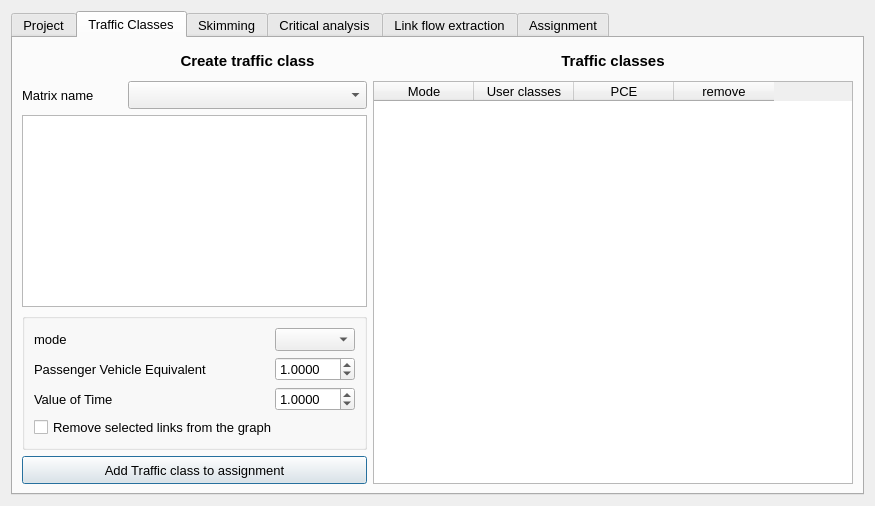
Qt form paths_procedures/forms/ui_traffic_assignment.ui (AequilibraE/qaequilibrae) before a commit.
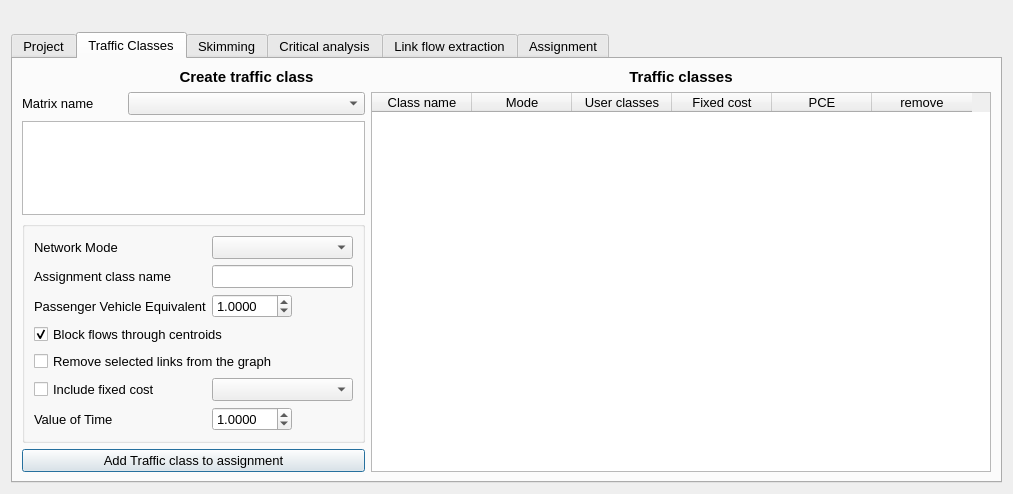
The same form after that commit. The open tabs and pages were chosen to show the change.

What changed in the file:
```diff
--- a/paths_procedures/forms/ui_traffic_assignment.ui
+++ b/paths_procedures/forms/ui_traffic_assignment.ui
@@ -9,7 +9,7 @@
    <rect>
     <x>0</x>
     <y>0</y>
-    <width>875</width>
+    <width>1013</width>
     <height>494</height>
    </rect>
   </property>
@@ -31,6 +31,18 @@
    <bool>true</bool>
   </property>
   <layout class="QVBoxLayout" name="verticalLayout">
+   <item>
+    <widget class="QLabel" name="label_13">
+     <property name="font">
+      <font>
+       <pointsize>10</pointsize>
+      </font>
+     </property>
+     <property name="text">
+      <string/>
+     </property>
+    </widget>
+   </item>
    <item>
     <widget class="QTabWidget" name="tabWidget">
      <property name="enabled">
@@ -163,7 +175,7 @@
          </property>
          <property name="minimumSize">
           <size>
-           <width>480</width>
+           <width>620</width>
            <height>0</height>
           </size>
          </property>
@@ -180,11 +192,16 @@
           <number>0</number>
          </property>
          <property name="columnCount">
-          <number>4</number>
+          <number>6</number>
          </property>
          <attribute name="verticalHeaderDefaultSectionSize">
           <number>27</number>
          </attribute>
+         <column>
+          <property name="text">
+           <string>Class name</string>
+          </property>
+         </column>
          <column>
           <property name="text">
            <string>Mode</string>
@@ -195,6 +212,11 @@
            <string>User classes</string>
           </property>
          </column>
+         <column>
+          <property name="text">
+           <string>Fixed cost</string>
+          </property>
+         </column>
          <column>
           <property name="text">
            <string>PCE</string>
@@ -242,31 +264,16 @@
           <string/>
          </property>
          <layout class="QGridLayout" name="gridLayout_9">
-          <item row="1" column="1">
-           <widget class="QDoubleSpinBox" name="pce_setter">
+          <item row="5" column="0" colspan="2">
+           <widget class="QCheckBox" name="chb_chosen_links">
             <property name="sizePolicy">
              <sizepolicy hsizetype="Preferred" vsizetype="Preferred">
               <horstretch>0</horstretch>
               <verstretch>0</verstretch>
              </sizepolicy>
             </property>
-            <property name="maximumSize">
-             <size>
-              <width>80</width>
-              <height>16777215</height>
-             </size>
-            </property>
-            <property name="decimals">
-             <number>4</number>
-            </property>
-            <property name="maximum">
-             <double>1000000.000000000000000</double>
-            </property>
-            <property name="singleStep">
-             <double>0.100000000000000</double>
-            </property>
-            <property name="value">
-             <double>1.000000000000000</double>
+            <property name="text">
+             <string>Remove selected links from the graph</string>
             </property>
            </widget>
           </item>
@@ -280,20 +287,10 @@
             </property>
            </widget>
           </item>
-          <item row="0" column="0">
-           <widget class="QLabel" name="label_8">
-            <property name="sizePolicy">
-             <sizepolicy hsizetype="Preferred" vsizetype="Preferred">
-              <horstretch>0</horstretch>
-              <verstretch>0</verstretch>
-             </sizepolicy>
-            </property>
-            <property name="text">
-             <string>mode</string>
-            </property>
-           </widget>
+          <item row="1" column="1">
+           <widget class="QLineEdit" name="ln_class_name"/>
           </item>
-          <item row="1" column="0">
+          <item row="2" column="0">
            <widget class="QLabel" name="label_2">
             <property name="sizePolicy">
              <sizepolicy hsizetype="Preferred" vsizetype="Preferred">
@@ -307,20 +304,74 @@
            </widget>
           </item>
           <item row="4" column="0" colspan="2">
-           <widget class="QCheckBox" name="chb_chosen_links">
+           <widget class="QCheckBox" name="chb_check_centroids">
+            <property name="text">
+             <string>Block flows through centroids</string>
+            </property>
+            <property name="checked">
+             <bool>true</bool>
+            </property>
+           </widget>
+          </item>
+          <item row="2" column="1">
+           <widget class="QDoubleSpinBox" name="pce_setter">
             <property name="sizePolicy">
              <sizepolicy hsizetype="Preferred" vsizetype="Preferred">
               <horstretch>0</horstretch>
               <verstretch>0</verstretch>
              </sizepolicy>
             </property>
+            <property name="maximumSize">
+             <size>
+              <width>80</width>
+              <height>16777215</height>
+             </size>
+            </property>
+            <property name="decimals">
+             <number>4</number>
+            </property>
+            <property name="minimum">
+             <double>0.010000000000000</double>
+            </property>
+            <property name="maximum">
+             <double>1000000.000000000000000</double>
+            </property>
+            <property name="singleStep">
+             <double>0.100000000000000</double>
+            </property>
+            <property name="value">
+             <double>1.000000000000000</double>
+            </property>
+           </widget>
+          </item>
+          <item row="0" column="0">
+           <widget class="QLabel" name="label_8">
+            <property name="sizePolicy">
+             <sizepolicy hsizetype="Preferred" vsizetype="Preferred">
+              <horstretch>0</horstretch>
+              <verstretch>0</verstretch>
+             </sizepolicy>
+            </property>
             <property name="text">
-             <string>Remove selected links from the graph</string>
+             <string>Network Mode</string>
             </property>
            </widget>
           </item>
-          <item row="2" column="0">
-           <widget class="QLabel" name="label_12">
+          <item row="1" column="0">
+           <widget class="QLabel" name="label_14">
+            <property name="sizePolicy">
+             <sizepolicy hsizetype="Preferred" vsizetype="Preferred">
+              <horstretch>0</horstretch>
+              <verstretch>0</verstretch>
+             </sizepolicy>
+            </property>
+            <property name="text">
+             <string>Assignment class name</string>
+            </property>
+           </widget>
+          </item>
+          <item row="9" column="0">
+           <widget class="QLabel" name="lbl_vot">
             <property name="sizePolicy">
              <sizepolicy hsizetype="Preferred" vsizetype="Preferred">
               <horstretch>0</horstretch>
@@ -332,8 +383,27 @@
             </property>
            </widget>
           </item>
-          <item row="2" column="1">
-           <widget class="QDoubleSpinBox" name="pce_setter_2">
+          <item row="7" column="0">
+           <widget class="QCheckBox" name="chb_fixed_cost">
+            <property name="sizePolicy">
+             <sizepolicy hsizetype="Preferred" vsizetype="Preferred">
+              <horstretch>0</horstretch>
+              <verstretch>0</verstretch>
+             </sizepolicy>
+            </property>
+            <property name="maximumSize">
+             <size>
+              <width>199999</width>
+              <height>16777215</height>
+             </size>
+            </property>
+            <property name="text">
+             <string>Include fixed cost</string>
+            </property>
+           </widget>
+          </item>
+          <item row="9" column="1">
+           <widget class="QDoubleSpinBox" name="vot_setter">
             <property name="sizePolicy">
              <sizepolicy hsizetype="Preferred" vsizetype="Preferred">
               <horstretch>0</horstretch>
@@ -360,6 +430,21 @@
             </property>
            </widget>
           </item>
+          <item row="7" column="1">
+           <widget class="QComboBox" name="cob_fixed_cost">
+            <property name="sizePolicy">
+             <sizepolicy hsizetype="Preferred" vsizetype="Preferred">
+              <horstretch>0</horstretch>
+              <verstretch>0</verstretch>
+             </sizepolicy>
+            </property>
+            <property name="font">
+             <font>
+              <pointsize>10</pointsize>
+             </font>
+            </property>
+           </widget>
+          </item>
          </layout>
         </widget>
        </item>
@@ -995,16 +1080,6 @@
             </property>
            </widget>
           </item>
-          <item row="3" column="0" colspan="2">
-           <widget class="QCheckBox" name="chb_check_centroids">
-            <property name="text">
-             <string>Block flows through centroids</string>
-            </property>
-            <property name="checked">
-             <bool>true</bool>
-            </property>
-           </widget>
-          </item>
          </layout>
         </widget>
        </item>
@@ -1044,52 +1119,6 @@
             </property>
            </widget>
           </item>
-          <item row="3" column="0">
-           <widget class="QLabel" name="label_13">
-            <property name="font">
-             <font>
-              <pointsize>10</pointsize>
-             </font>
-            </property>
-            <property name="text">
-             <string>Fixed Cost</string>
-            </property>
-           </widget>
-          </item>
-          <item row="3" column="1">
-           <widget class="QComboBox" name="cob_fixed_cost">
-            <property name="sizePolicy">
-             <sizepolicy hsizetype="Preferred" vsizetype="Preferred">
-              <horstretch>0</horstretch>
-              <verstretch>0</verstretch>
-             </sizepolicy>
-            </property>
-            <property name="font">
-             <font>
-              <pointsize>10</pointsize>
-             </font>
-            </property>
-           </widget>
-          </item>
-          <item row="3" column="2">
-           <widget class="QCheckBox" name="checkBox">
-            <property name="sizePolicy">
-             <sizepolicy hsizetype="Minimum" vsizetype="Preferred">
-              <horstretch>0</horstretch>
-              <verstretch>0</verstretch>
-             </sizepolicy>
-            </property>
-            <property name="maximumSize">
-             <size>
-              <width>60</width>
-              <height>16777215</height>
-             </size>
-            </property>
-            <property name="text">
-             <string>Use</string>
-            </property>
-           </widget>
-          </item>
           <item row="1" column="1" colspan="2">
            <widget class="QComboBox" name="cob_ffttime">
             <property name="sizePolicy">
```
Left out of the diff: 69 changed lines with no effect on the pictures.
